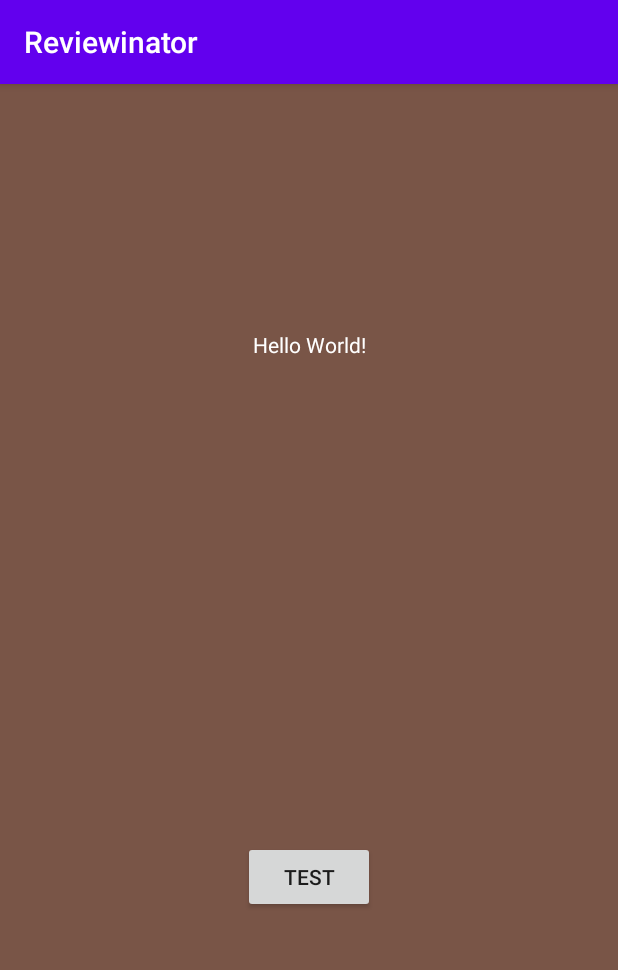
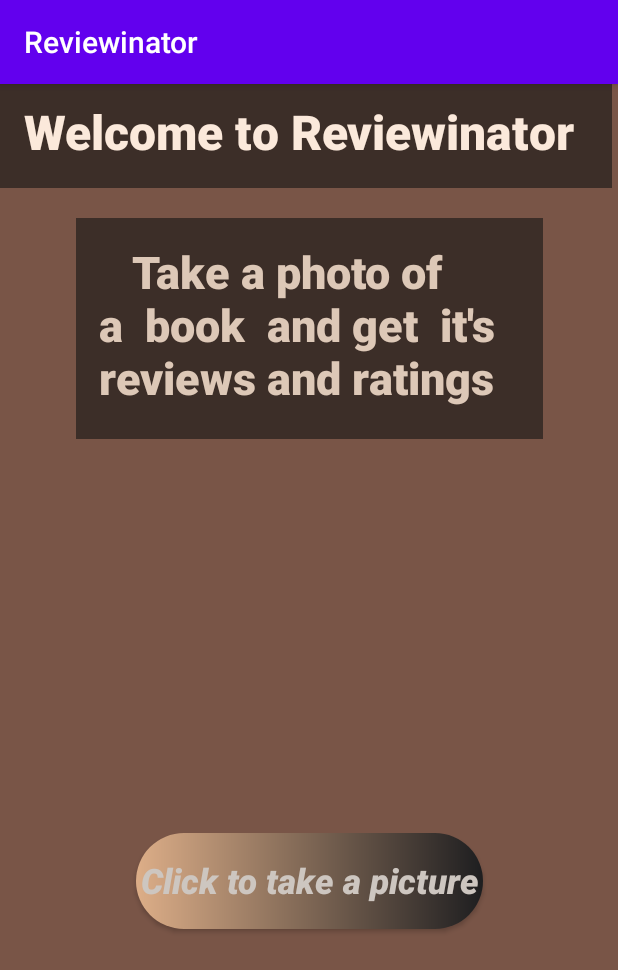
Before and after one commit to RazTutu/reviewinatorApp, an Android app: the screen it shows after launch (MainActivity), on a phone screen of 412 x 824 dp. Shown: the top 970 px of the screen. Run offline under Robolectric (Android 15) with nearby library versions, the phone set to English and light mode, and no system bars.

Commit message:
Adding button and plaintext

```diff
--- /dev/null
+++ b/app/src/main/res/drawable/custom_button.xml
@@ -0,0 +1,6 @@
+<?xml version="1.0" encoding="utf-8"?>
+<shape
+    xmlns:android="http://schemas.android.com/apk/res/android" android:shape="rectangle">
+    <gradient android:startColor="#DDAE88" android:endColor="#1E1E20" android:type="linear"/>
+    <corners android:radius="100dp"/>
+</shape>
--- a/app/src/main/res/layout/activity_main.xml
+++ b/app/src/main/res/layout/activity_main.xml
@@ -4,31 +4,58 @@
     xmlns:tools="http://schemas.android.com/tools"
     android:layout_width="match_parent"
     android:layout_height="match_parent"
-    tools:context=".MainActivity"
     android:background="@drawable/main_background_image">
-
-    <TextView
-        android:id="@+id/textView"
-        android:layout_width="wrap_content"
-        android:layout_height="wrap_content"
-        android:text="Hello World!"
-        android:textColor="#FFFFFF"
-        app:layout_constraintBottom_toBottomOf="parent"
-        app:layout_constraintEnd_toEndOf="parent"
-        app:layout_constraintLeft_toLeftOf="parent"
-        app:layout_constraintRight_toRightOf="parent"
-        app:layout_constraintStart_toStartOf="parent"
-        app:layout_constraintTop_toTopOf="parent"
-        app:layout_constraintVertical_bias="0.219" />
+    tools:context=".MainActivity">
 
     <Button
         android:id="@+id/button"
-        android:layout_width="wrap_content"
-        android:layout_height="wrap_content"
-        android:layout_marginTop="321dp"
-        android:text="Test"
+        android:layout_width="231dp"
+        android:layout_height="64dp"
+
+        android:background="@drawable/custom_button"
+        android:hint="Click to take a picture"
+        android:textColor="#899597"
+        android:textColorHint="#CDC6C0"
+        android:textIsSelectable="false"
+        android:textSelectHandle="@android:drawable/ic_menu_camera"
+        android:textSelectHandleLeft="@android:drawable/ic_menu_camera"
+        android:textSize="23sp"
+        android:textStyle="bold|italic"
+        app:layout_constraintBottom_toBottomOf="parent"
         app:layout_constraintEnd_toEndOf="parent"
         app:layout_constraintStart_toStartOf="parent"
-        app:layout_constraintTop_toBottomOf="@+id/textView" />
+        app:layout_constraintTop_toTopOf="parent"
+        app:layout_constraintVertical_bias="0.709" />
+
+    <EditText
+        android:id="@+id/editText"
+        android:layout_width="408dp"
+        android:layout_height="69dp"
+        android:background="#99141414"
+        android:ems="10"
+        android:fontFamily="sans-serif-black"
+        android:inputType="textPersonName"
+        android:padding="16dp"
+        android:text="Welcome to Reviewinator"
+        android:textColor="#FBE9DB"
+        android:textSize="32sp"
+        tools:layout_editor_absoluteX="1dp"
+        tools:layout_editor_absoluteY="129dp" />
+
+    <TextView
+        android:id="@+id/textView3"
+        android:layout_width="311dp"
+        android:layout_height="147dp"
+        android:layout_marginTop="20dp"
+        android:background="#99141414"
+        android:fontFamily="sans-serif-black"
+        android:padding="15dp"
+        android:text="   Take a photo of          a  book  and get  it's reviews and ratings"
+        android:textAllCaps="false"
+        android:textColor="#DDC8B7"
+        android:textSize="30sp"
+        app:layout_constraintEnd_toEndOf="parent"
+        app:layout_constraintStart_toStartOf="parent"
+        app:layout_constraintTop_toBottomOf="@+id/editText" />
 
 </androidx.constraintlayout.widget.ConstraintLayout>
```
